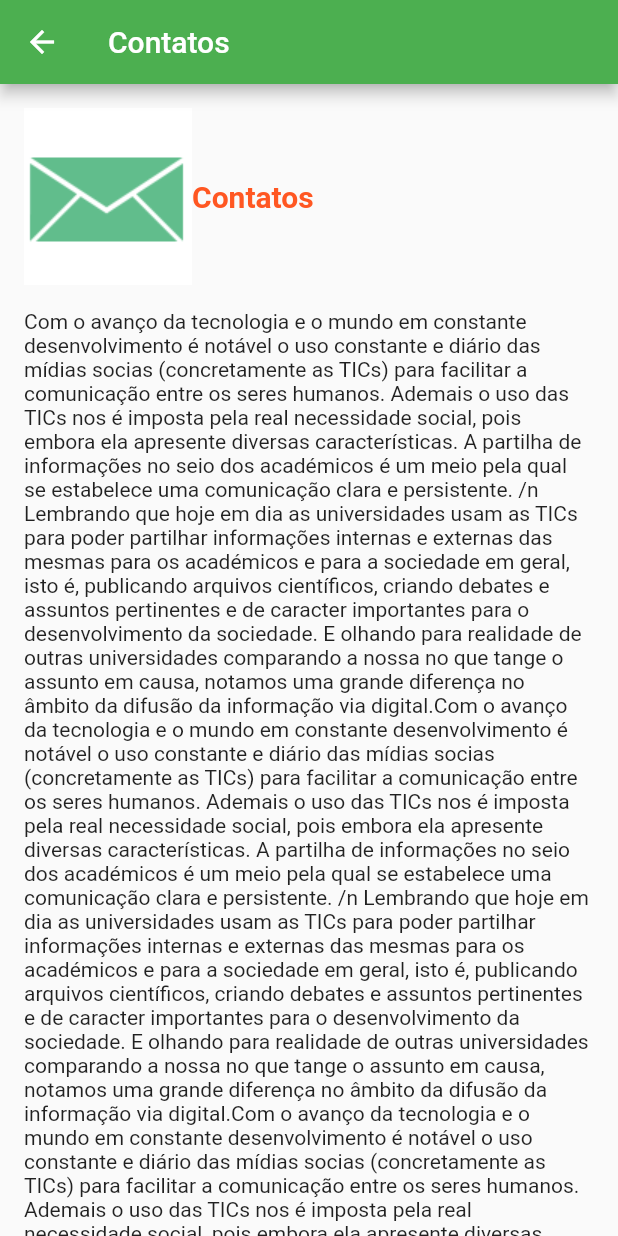
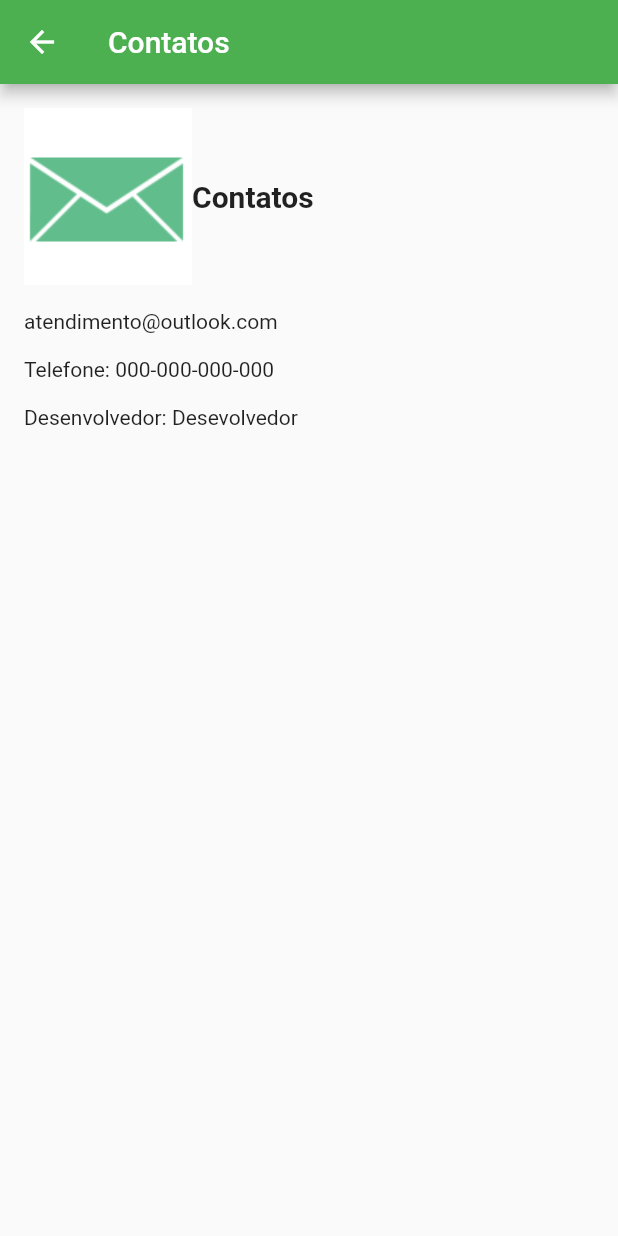
Before and after one commit to adilsontchameia/Atm-consultoria, a Flutter app: the DetalheContato screen opened directly, on a phone screen of 412 x 824 dp. Run offline on Flutter 3.47's test engine with Material 2 defaults, Android fonts, the phone set to English and light mode, and no system bars.

Commit message:
termino do app e da tela de contatos.

```diff
--- a/lib/DetalheClientes.dart
+++ b/lib/DetalheClientes.dart
@@ -17,7 +17,7 @@ class _DetalheClienteState extends State<DetalheCliente> {
         child: Container(
           padding: EdgeInsets.all(16),
           child: Column(
-              crossAxisAlignment: CrossAxisAlignment.start,
+            crossAxisAlignment: CrossAxisAlignment.start,
             children: [
               Row(
                 children: [
--- a/lib/DetalheContato.dart
+++ b/lib/DetalheContato.dart
@@ -17,27 +17,26 @@ class _DetalheContatoState extends State<DetalheContato> {
         child: Container(
           padding: EdgeInsets.all(16),
           child: Column(
+            crossAxisAlignment: CrossAxisAlignment.start,
             children: [
               Row(
                 children: [
                   Image.asset("images/detalhe_contato.png"),
                   Text(
                     ("Contatos"),
-                    style: TextStyle(
-                        fontSize: 20,
-                        color: Colors.deepOrange,
-                        fontWeight: FontWeight.bold),
+                    style: TextStyle(fontSize: 20, fontWeight: FontWeight.bold),
                   ),
                 ],
               ),
               Padding(
-                padding: EdgeInsets.only(top: 16),
-                child: Text(
-                    "Com o avanço da tecnologia e o mundo em constante desenvolvimento é notável o uso constante e diário das mídias socias (concretamente as TICs) para facilitar a comunicação entre os seres humanos. Ademais o uso das TICs nos é imposta pela real necessidade social, pois embora ela apresente diversas características. A partilha de informações no seio dos académicos é um meio pela qual se estabelece uma comunicação clara e persistente. /n Lembrando que hoje em dia as universidades usam as TICs para poder partilhar informações internas e externas das mesmas para os académicos e para a sociedade em geral, isto é, publicando arquivos científicos, criando debates e assuntos pertinentes e de caracter importantes para o desenvolvimento da sociedade. E olhando para realidade de outras universidades comparando a nossa no que tange o assunto em causa, notamos uma grande diferença no âmbito da difusão da informação via digital."
-                    "Com o avanço da tecnologia e o mundo em constante desenvolvimento é notável o uso constante e diário das mídias socias (concretamente as TICs) para facilitar a comunicação entre os seres humanos. Ademais o uso das TICs nos é imposta pela real necessidade social, pois embora ela apresente diversas características. A partilha de informações no seio dos académicos é um meio pela qual se estabelece uma comunicação clara e persistente. /n Lembrando que hoje em dia as universidades usam as TICs para poder partilhar informações internas e externas das mesmas para os académicos e para a sociedade em geral, isto é, publicando arquivos científicos, criando debates e assuntos pertinentes e de caracter importantes para o desenvolvimento da sociedade. E olhando para realidade de outras universidades comparando a nossa no que tange o assunto em causa, notamos uma grande diferença no âmbito da difusão da informação via digital."
-                    "Com o avanço da tecnologia e o mundo em constante desenvolvimento é notável o uso constante e diário das mídias socias (concretamente as TICs) para facilitar a comunicação entre os seres humanos. Ademais o uso das TICs nos é imposta pela real necessidade social, pois embora ela apresente diversas características. A partilha de informações no seio dos académicos é um meio pela qual se estabelece uma comunicação clara e persistente. /n Lembrando que hoje em dia as universidades usam as TICs para poder partilhar informações internas e externas das mesmas para os académicos e para a sociedade em geral, isto é, publicando arquivos científicos, criando debates e assuntos pertinentes e de caracter importantes para o desenvolvimento da sociedade. E olhando para realidade de outras universidades comparando a nossa no que tange o assunto em causa, notamos uma grande diferença no âmbito da difusão da informação via digital."
-                    ),
-              )
+                  padding: EdgeInsets.only(top: 16),
+                  child: Text("atendimento@outlook.com")),
+              Padding(
+                  padding: EdgeInsets.only(top: 16),
+                  child: Text("Telefone: 000-000-000-000")),
+              Padding(
+                  padding: EdgeInsets.only(top: 16),
+                  child: Text("Desenvolvedor: Desevolvedor")),
             ],
           ),
         ),
```
